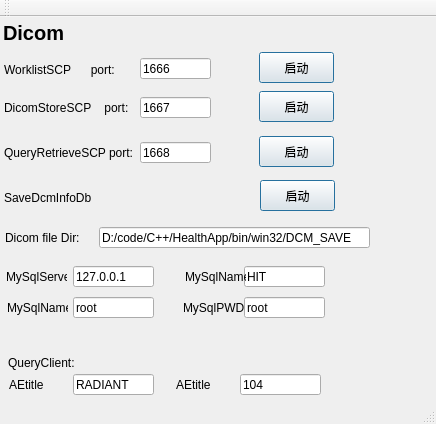
This is Tools/HServerManageUI/mainwindow.ui in zyq1569/HealthApp as Qt 5 draws it before an edit. The edited form follows.
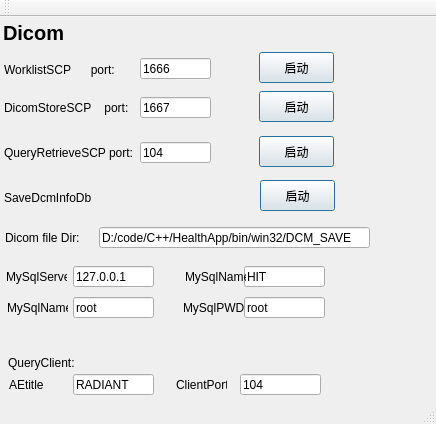
This is the edited form.

```diff
--- a/Tools/HServerManageUI/mainwindow.ui
+++ b/Tools/HServerManageUI/mainwindow.ui
@@ -177,7 +177,7 @@
      <enum>Qt::LeftToRight</enum>
     </property>
     <property name="text">
-     <string>1668</string>
+     <string>104</string>
     </property>
    </widget>
    <widget class="QLabel" name="label_UI">
@@ -420,7 +420,7 @@
      </rect>
     </property>
     <property name="text">
-     <string>AEtitle</string>
+     <string>ClientPort</string>
     </property>
    </widget>
    <widget class="QLineEdit" name="clientPortValue">
```
